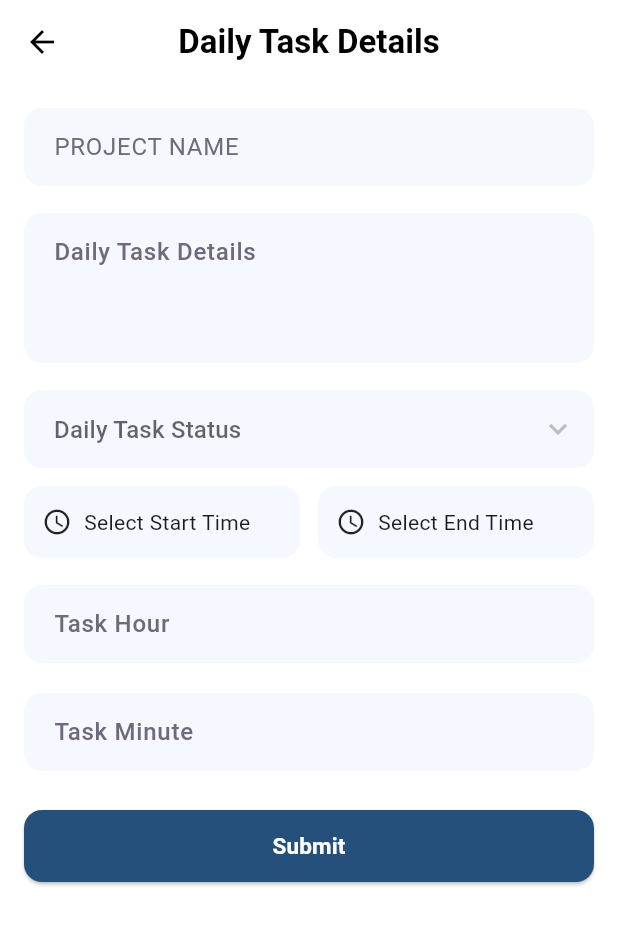
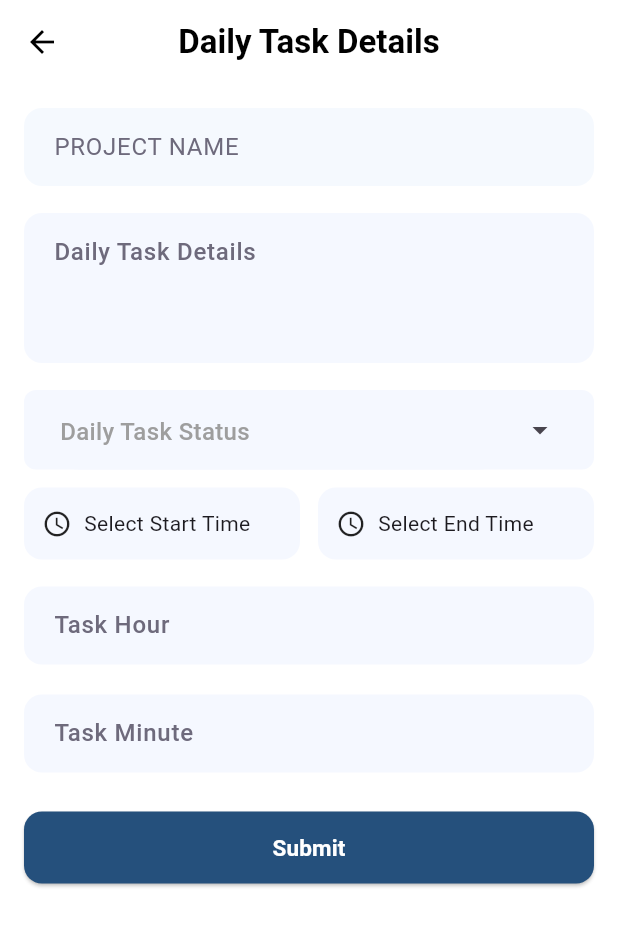
Before and after one commit to demoDevIT/optimanage, a Flutter app: the DailyTaskScreen screen opened directly with empty values, after a tap on "OK", on a phone screen of 412 x 824 dp. Shown: the top 926 px of the screen. Run offline on Flutter 3.47's test engine with Material 3 defaults, Android fonts, the phone set to English and light mode, and no system bars; drawn by our look-alikes of dropdown_search; our stand-ins replace connectivity_plus, dio, file_picker, flutter_svg, image_picker, loading_animation_widget and 3 more; missing offline and left inert: encrypt; accounts and stored records are empty; network calls fail.

Commit message:
dropdown design for all pages

```diff
--- a/lib/dailytask/dailytask_screen.dart
+++ b/lib/dailytask/dailytask_screen.dart
@@ -310,68 +310,149 @@ class _DailyTaskScreenState extends State<DailyTaskScreen> {
   Widget _dropdownInput() {
     final provider = Provider.of<DailyTaskProvider>(context);
 
-    return GestureDetector(
-      onTap: () async {
-        final result = await showModalBottomSheet<String>(
-          context: context,
+    return Container(
+      padding: const EdgeInsets.symmetric(horizontal: 12),
+      decoration: BoxDecoration(
+        color: const Color(0xFFF5F8FF),
+        borderRadius: BorderRadius.circular(8),
+      ),
+      child: Theme(
+        data: Theme.of(context).copyWith(
+          inputDecorationTheme: const InputDecorationTheme(
+            border: InputBorder.none,
+            enabledBorder: InputBorder.none,
+            focusedBorder: InputBorder.none,
+            errorBorder: InputBorder.none,
+            disabledBorder: InputBorder.none,
+            contentPadding: EdgeInsets.zero,
+          ),
+        ),
+        child: DropdownSearch<String>(
+          selectedItem: _selectedStatus,
+          items: (filter, infiniteScrollProps) =>
+              provider.statusList.map((e) {
+                final value = e.value ?? '';
+                final label = (e.child is Text)
+                    ? (e.child as Text).data ?? value
+                    : value;
+                return label;
+              }).toList(),
+          popupProps: PopupProps.menu(
+            showSearchBox: true,
+            fit: FlexFit.loose,
+            constraints: const BoxConstraints(maxHeight: 250),
+            menuProps: const MenuProps(
+              margin: EdgeInsets.symmetric(horizontal: -12, vertical: -4),
               shape: RoundedRectangleBorder(
-            borderRadius: BorderRadius.vertical(top: Radius.circular(16)),
+                borderRadius: BorderRadius.all(Radius.circular(12)),
               ),
-          builder: (context) {
-            return SafeArea(
-              child: ListView.builder(
-                shrinkWrap: true,
-                padding: const EdgeInsets.symmetric(vertical: 16),
-                itemCount: provider.statusList.length,
-                itemBuilder: (context, index) {
-                  final item = provider.statusList[index];
-                  final value = item.value ?? '';
-                  final label = (item.child is Text)
-                      ? (item.child as Text).data ?? value
+              backgroundColor: Color(0xFFF5F8FF),
+              elevation: 0,
+            ),
+            searchFieldProps: TextFieldProps(
+              style: const TextStyle(
+                  color: Color(0xFF555555),
+                  fontWeight: FontWeight.w500,
+                  fontSize: 14,
+                  fontFamily: 'Inter'),
+              decoration: InputDecoration(
+                hintText: "Search",
+                hintStyle: const TextStyle(
+                  fontFamily: 'Inter',
+                  fontSize: 14,
+                  fontWeight: FontWeight.w500,
+                  color: Color(0xFF555555),
+                ),
+                isDense: true,
+                suffixIcon: const Icon(Icons.search, size: 20),
+                suffixIconConstraints:
+                const BoxConstraints(minWidth: 40, minHeight: 24),
+                contentPadding:
+                const EdgeInsets.symmetric(horizontal: 16, vertical: 2),
+                border: const UnderlineInputBorder(
+                  borderSide: BorderSide(color: Color(0xFFDDDDDD)),
+                ),
+                enabledBorder: const UnderlineInputBorder(
+                  borderSide: BorderSide(color: Color(0xFFDDDDDD)),
+                ),
+                focusedBorder: const UnderlineInputBorder(
+                  borderSide: BorderSide(color: Color(0xFFDDDDDD), width: 1.2),
+                ),
+              ),
+            ),
+            listViewProps: const ListViewProps(
+              padding: EdgeInsets.zero,
+            ),
+            itemBuilder: (context, item, isSelected, isFocused) {
+              final items = provider.statusList.map((e) {
+                final value = e.value ?? '';
+                final label = (e.child is Text)
+                    ? (e.child as Text).data ?? value
                     : value;
+                return label;
+              }).toList();
 
-                  return ListTile(
-                    title: Text(label),
-                    onTap: () => Navigator.pop(context, value),
+              final index = items.indexOf(item);
+
+              return Column(
+                children: [
+                  Padding(
+                    padding:
+                    const EdgeInsets.symmetric(vertical: 8, horizontal: 23),
+                    child: Align(
+                      alignment: Alignment.centerLeft,
+                      child: Text(
+                        item.toString(),
+                        style: TextStyle(
+                          fontSize: 14,
+                          color: isSelected
+                              ? Colors.blue
+                              : const Color(0xFF444444),
+                          fontWeight: FontWeight.w500,
+                        ),
+                      ),
+                    ),
+                  ),
+                  if (index != items.length - 1)
+                    const Divider(
+                      height: 1,
+                      thickness: 0.8,
+                      color: Color(0xFFEEEEEE),
+                    ),
+                ],
               );
             },
           ),
+          dropdownBuilder: (context, selectedItem) {
+            return Container(
+              decoration: BoxDecoration(
+                color: const Color(0xFFF5F8FF),
+                borderRadius: BorderRadius.circular(12),
+              ),
+              padding:
+              const EdgeInsets.only(left: 0, top: 4, bottom: 14, right: 12),
+              child: Text(
+                selectedItem ?? "Daily Task Status",
+                style: TextStyle(
+                  fontSize: 16,
+                  fontWeight: FontWeight.w500,
+                  color: selectedItem == null ? Colors.grey : Colors.black,
+                ),
+              ),
             );
           },
-        );
-
-
-        if (result != null) {
-          setState(() => _selectedStatus = result);
+          onChanged: (val) {
+            if (val != null) {
+              setState(() => _selectedStatus = val);
             }
           },
-      child: AbsorbPointer(
-        child: DropdownButtonFormField<String>(
-          value: _selectedStatus,
           validator: (value) =>
           value == null ? 'Please select Daily Task Status' : null,
-          onChanged: (_) {},
-          items: provider.statusList,
-          decoration: InputDecoration(
-            hintText: "Daily Task Status",
-            hintStyle: TextStyle(
-                color: Color(0xFF6E6A7C), fontWeight: FontWeight.w500),
-            filled: true,
-            fillColor: Color(0xFFF5F8FF),
-            contentPadding:
-            EdgeInsets.symmetric(horizontal: 16, vertical: 14),
-            border: OutlineInputBorder(
-              borderRadius: BorderRadius.circular(12),
-              borderSide: BorderSide.none,
-            ),
-            errorStyle:
-            TextStyle(color: Colors.red.shade700, fontSize: 13),
-          ),
-          icon: Icon(Icons.keyboard_arrow_down),
         ),
       ),
     );
   }
+
 
 
 
```
Also changed, not shown: lib/timesheet/timesheet_provider.dart (+56 -50 lines). Lines whose indentation alone changed are shown as unchanged.
